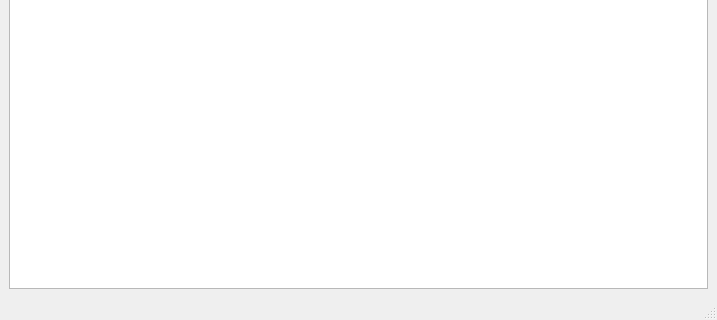
Before: the Qt Designer form main.ui in umerenkovmaksim/Yandex, drawn with Qt 5; both pictures show x 0 to 717 and y 238 to 558 of the 717 by 558 pixel window.
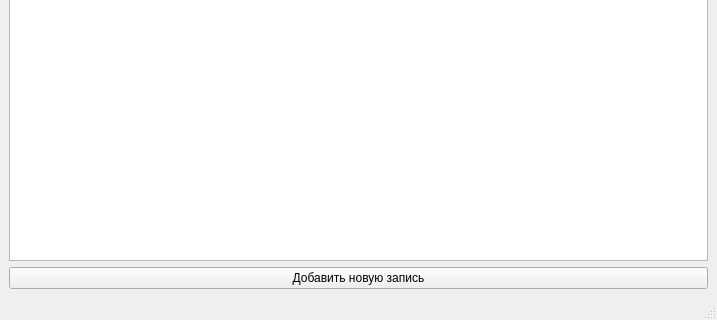
After: the same form once the commit is applied.

Diff of the .ui file:
```diff
--- a/main.ui
+++ b/main.ui
@@ -18,6 +18,13 @@
     <item row="0" column="0">
      <widget class="QTableView" name="tableView"/>
     </item>
+    <item row="1" column="0">
+     <widget class="QPushButton" name="pushButton">
+      <property name="text">
+       <string>Добавить новую запись</string>
+      </property>
+     </widget>
+    </item>
    </layout>
   </widget>
   <widget class="QMenuBar" name="menubar">
```
